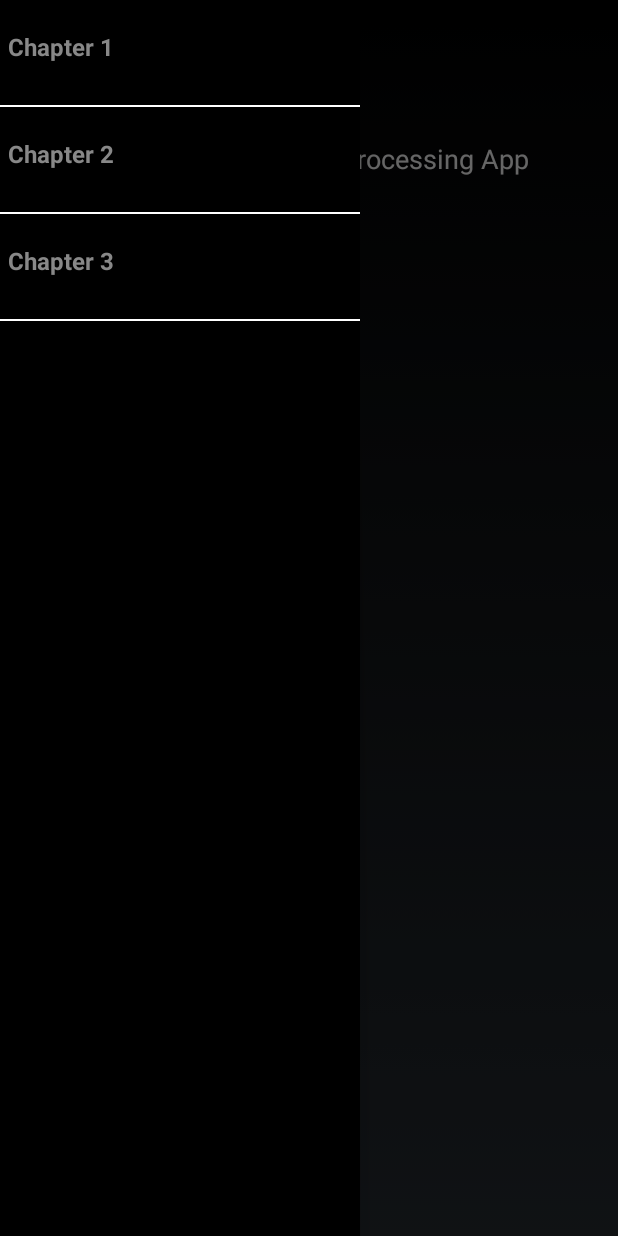
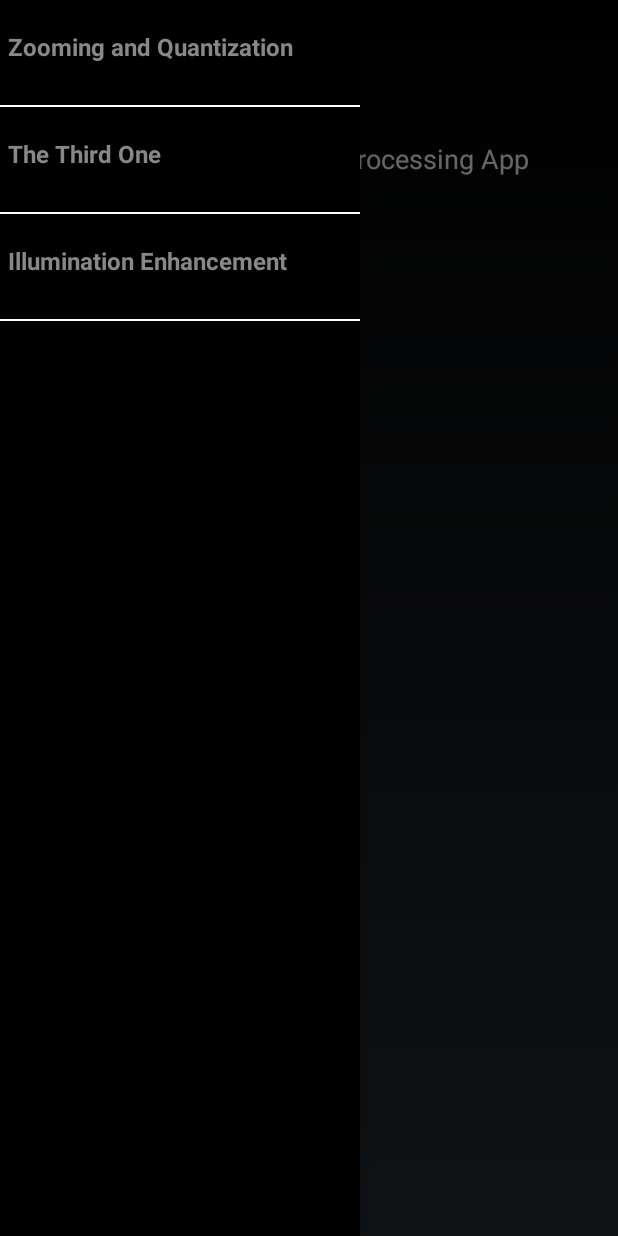
Before and after one commit to myloginistaken/MobDIP, an Android app: the screen it shows after launch (MyActivity), with the side drawer open, on a phone screen of 412 x 824 dp. Run offline under Robolectric (Android 15) with nearby library versions, the phone set to English and light mode, and no system bars; pictures from the network do not load; 2 statements that could not run were skipped.

Commit message:
Names in sliding menu are added instead of chapters. The order is weird

```diff
--- a/app/src/main/java/com/dip/mob/mobdip/MyActivity.java
+++ b/app/src/main/java/com/dip/mob/mobdip/MyActivity.java
@@ -36,6 +36,7 @@ import java.io.IOException;
 import java.text.SimpleDateFormat;
 import java.util.ArrayList;
 import java.util.Date;
+import java.util.HashMap;
 import java.util.List;
 
 import android.view.ext.*;
@@ -93,7 +94,7 @@ public class MyActivity extends Activity implements View.OnTouchListener {
     private String[] navMenuTitles;
     private TypedArray navMenuIcons;
 
-    private ArrayList<ArrayList<String>> groups;
+    private HashMap<String, ArrayList<String>> groups;
     private ArrayList<String> chapter1, chapter2, chapter3;
 
     private NavDrawerListAdapter adapter;
@@ -127,8 +128,8 @@ public class MyActivity extends Activity implements View.OnTouchListener {
         mDrawerList = (ExpandableListView) findViewById(R.id.list_slidermenu);
 
         //Make data for NavDrawerListAdapter - groups and buttons in sliding menu
-        groups = new ArrayList<ArrayList<String>>();
-        chapter1 = new ArrayList<String>();
+        groups = new HashMap<String, ArrayList<String>>();
+        chapter1 = new ArrayList<String>();//"Zooming and Quantization", 0);
         chapter2 = new ArrayList<String>();
         chapter3 = new ArrayList<String>();
         chapter1.add("Nearest Neighbor");
@@ -136,16 +137,16 @@ public class MyActivity extends Activity implements View.OnTouchListener {
         chapter1.add("Bilinear");
         chapter1.add("Lanczos");
         chapter1.add("Quantization");
-        groups.add(chapter1);
+        groups.put("Zooming and Quantization", chapter1);
         chapter2.add("Power/Root");
         chapter2.add("Exponential");
         chapter2.add("Logarithmic");
         chapter2.add("Histogram Equalization");
         chapter2.add("Singular Value Equalization");
-        groups.add(chapter2);
+        groups.put("Illumination Enhancement", chapter2);
         chapter3.add("Do");
         chapter3.add("Nuffin");
-        groups.add(chapter3);
+        groups.put("The Third One", chapter3);
 
         //Make adapter and give it the list of data
         NavDrawerListAdapter adapter = new NavDrawerListAdapter(getApplicationContext(), groups);
--- a/app/src/main/java/com/dip/mob/mobdip/NavDrawerListAdapter.java
+++ b/app/src/main/java/com/dip/mob/mobdip/NavDrawerListAdapter.java
@@ -5,6 +5,7 @@ package com.dip.mob.mobdip;
  */
 
 import java.util.ArrayList;
+import java.util.HashMap;
 
 import android.app.Activity;
 import android.content.Context;
@@ -19,10 +20,10 @@ import android.widget.Toast;
 
 public class NavDrawerListAdapter extends BaseExpandableListAdapter {
 
-    private ArrayList<ArrayList<String>> mGroups;
+    private HashMap<String,ArrayList<String>> mGroups;
     private Context mContext;
 
-    public NavDrawerListAdapter (Context context,ArrayList<ArrayList<String>> groups){
+    public NavDrawerListAdapter (Context context,HashMap<String,ArrayList<String>> groups){
         mContext = context;
         mGroups = groups;
     }
@@ -34,7 +35,7 @@ public class NavDrawerListAdapter extends BaseExpandableListAdapter {
 
     @Override
     public int getChildrenCount(int groupPosition) {
-        return mGroups.get(groupPosition).size();
+        return mGroups.get(getGroupName(groupPosition)).size();
     }
 
     @Override
@@ -62,6 +63,11 @@ public class NavDrawerListAdapter extends BaseExpandableListAdapter {
         return true;
     }
 
+    public String getGroupName(int groupPosition){
+        String name = mGroups.keySet().toArray()[groupPosition].toString();
+        return name;
+    }
+
     @Override
     public View getGroupView(int groupPosition, boolean isExpanded, View convertView,
                              ViewGroup parent) {
@@ -72,14 +78,14 @@ public class NavDrawerListAdapter extends BaseExpandableListAdapter {
         }
 
         if (isExpanded){
-            //Изменяем что-нибудь, если текущая Group раскрыта
+            //Change something, if current group is open
         }
         else{
-            //Изменяем что-нибудь, если текущая Group скрыта
+            //Change something, if current group is hidden
         }
 
         TextView textGroup = (TextView) convertView.findViewById(R.id.textGroup);
-        textGroup.setText("Chapter " + Integer.toString(groupPosition+1));
+        textGroup.setText(getGroupName(groupPosition));
 
         return convertView;
 
@@ -94,7 +100,7 @@ public class NavDrawerListAdapter extends BaseExpandableListAdapter {
         }
 
         TextView textChild = (TextView) convertView.findViewById(R.id.textChild);
-        textChild.setText(mGroups.get(groupPosition).get(childPosition));
+        textChild.setText(mGroups.get(getGroupName(groupPosition)).get(childPosition));
 
         return convertView;
     }
```
Also changed, not shown: app/src/main/java/com/dip/mob/mobdip/NavDrawerItem.java (added, +74 -0 lines), 149 other files.
